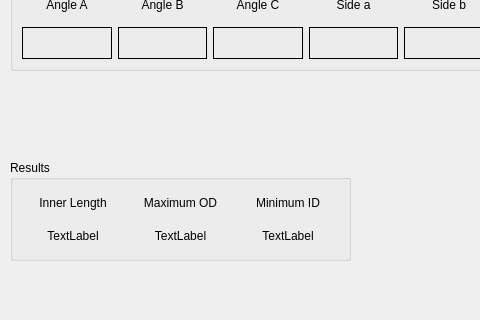
Above: segcalc/src/segcalc.ui from jethornton/segcalc before the change; both pictures show x 0 to 480 and y 160 to 480 of the 640 by 480 pixel window. Below: the same form after it.
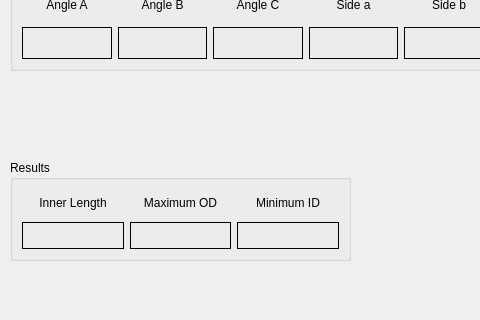
That is the form after the change.

```diff
--- a/segcalc/src/segcalc.ui
+++ b/segcalc/src/segcalc.ui
@@ -113,8 +113,11 @@
      </item>
      <item row="1" column="0">
       <widget class="QLabel" name="innerLengthLB">
+       <property name="frameShape">
+        <enum>QFrame::Box</enum>
+       </property>
        <property name="text">
-        <string>TextLabel</string>
+        <string/>
        </property>
        <property name="alignment">
         <set>Qt::AlignCenter</set>
@@ -123,8 +126,11 @@
      </item>
      <item row="1" column="1">
       <widget class="QLabel" name="odMaxLB">
+       <property name="frameShape">
+        <enum>QFrame::Box</enum>
+       </property>
        <property name="text">
-        <string>TextLabel</string>
+        <string/>
        </property>
        <property name="alignment">
         <set>Qt::AlignCenter</set>
@@ -133,8 +139,11 @@
      </item>
      <item row="1" column="2">
       <widget class="QLabel" name="idMinLB">
+       <property name="frameShape">
+        <enum>QFrame::Box</enum>
+       </property>
        <property name="text">
-        <string>TextLabel</string>
+        <string/>
        </property>
        <property name="alignment">
         <set>Qt::AlignCenter</set>
```
